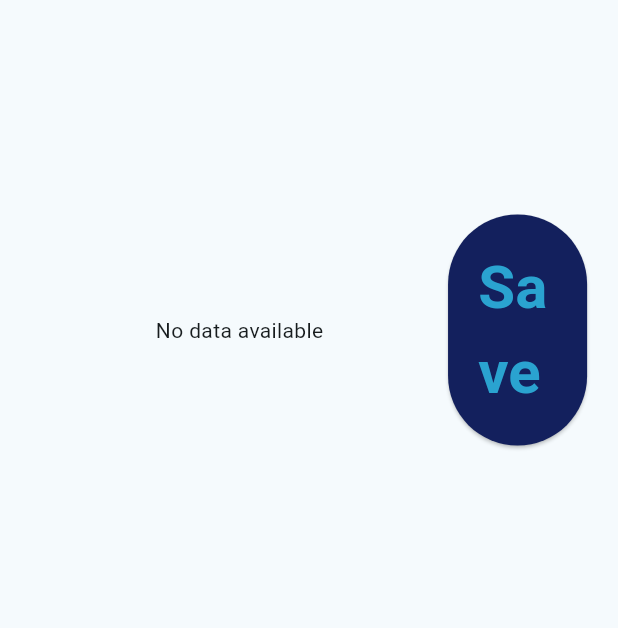
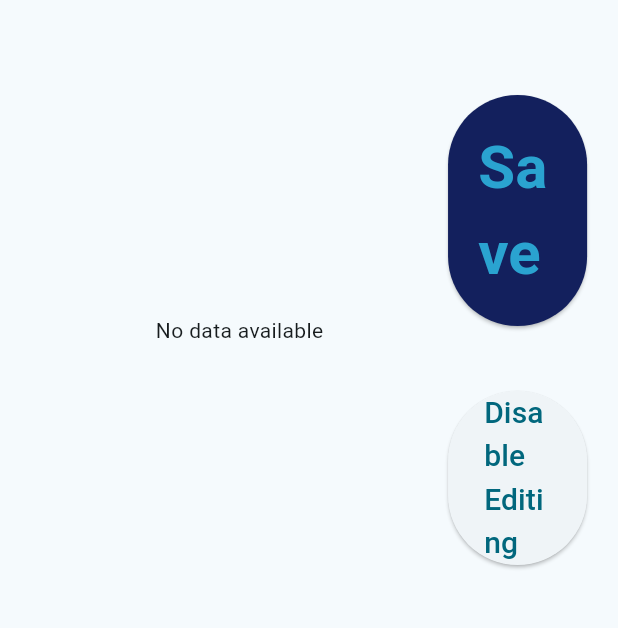
Before and after one commit to parokaidominik/Flutter, a Flutter app: the screen it shows after launch, after a tap on "Save", on a phone screen of 412 x 824 dp, the part 105-733 px from its top. Run offline on Flutter 3.47's test engine with Material 2 defaults, Android fonts, the phone set to English and light mode, and no system bars; our stand-ins replace responsive_builder; network calls fail.

Commit message:
new navbar, disable - enable editing

```diff
--- a/lib/Pages/containers/container1.dart
+++ b/lib/Pages/containers/container1.dart
@@ -18,6 +18,9 @@ class Container1 extends StatefulWidget {
 List<Map<String, dynamic>> tableData = [];
 
 //----------------------EDITABLE TABLE (ID, USERNAME, PASSWORD, ROLE)--------------------------
+
+// Define a bool variable to track the editable state
+bool isEditingEnabled = true;
 
 class EditableTable extends StatefulWidget {
   @override
@@ -50,6 +53,8 @@ class _EditableTableState extends State<EditableTable> {
           );
         }).toList(),
         rows: tableData.map((Map<String, dynamic> row) {
+
+          //---------------------ID---------------------
           return DataRow(
             cells: row.keys.map((String cell) {
               if (cell == 'ID') {
@@ -63,6 +68,8 @@ class _EditableTableState extends State<EditableTable> {
                   ),
                 );
               } else if (cell == 'role') {
+
+                //---------------------ROLE---------------------
                 return DataCell(
                   DropdownButton<String>(
                     value: row[cell].toString(),
@@ -72,16 +79,20 @@ class _EditableTableState extends State<EditableTable> {
                         child: Text(option),
                       );
                     }).toList(),
-                    onChanged: (value) {
-                      setState(() {
-                        row[cell] = value!;
-                      });
-                    },
+                    onChanged: isEditingEnabled
+                        ? (value) {
+                            setState(() {
+                              row[cell] = value!;
+                            });
+                          }
+                        : null,
                   ),
                 );
               } else {
+                //---------------------USER, PASSWORD---------------------
                 return DataCell(
                   TextFormField(
+                    readOnly: !isEditingEnabled,
                     initialValue: row[cell].toString(),
                     onChanged: (value) {
                       setState(() {
@@ -156,7 +167,21 @@ class _Container1State extends State<Container1> {
                         fontWeight: FontWeight.bold,
                       ),
                     ),
-                  )
+                  ),
+                  // Add a button to toggle editing
+                    ElevatedButton(
+                      onPressed: () {
+                        setState(() {
+                          isEditingEnabled = !isEditingEnabled; // Toggle the editable state
+                        });
+                      },
+                        child: Text(
+                          isEditingEnabled ? 'Disable Editing' : 'Enable Editing',
+                          style: TextStyle(
+                            fontSize: 20,
+                          ),
+                        ),
+                      )
                 ],
               ),
             ),
@@ -168,9 +193,37 @@ class _Container1State extends State<Container1> {
 
 //----------------------SAVE BUTTON--------------------------
 
-  void saveChanges() {
-    print("Data saved");
+void saveChanges() async {
+  for (var row in tableData) {
+    final int accountId = row['ID']; // Assuming 'ID' is the unique identifier
+    final Map<String, dynamic> updatedData = {
+      'accountId': accountId, // Include the unique identifier
+      'username': row['username'],
+      'pin': row['Password'],
+      'role': row['role'],
+    };
+
+    final String apiUrl = 'http://localhost:8080/api/v1/account/$accountId'; // Construct the API URL
+
+    try {
+      final response = await http.put(
+        Uri.parse(apiUrl),
+        body: jsonEncode(updatedData),
+        headers: {'Content-Type': 'application/json'},
+      );
+
+      if (response.statusCode == 200) {
+        print('Data for account $accountId updated successfully.');
+      } else {
+        // Handle HTTP error status codes
+        print('Failed to update data for account $accountId. HTTP Error: ${response.statusCode}');
+      }
+    } catch (e) {
+      // Handle other exceptions (e.g., network issues, parsing errors)
+      print('Error updating data for account $accountId: $e');
+    }
   }
+}
 
 //----------------------DATA FETCH FROM BACKEND--------------------------
 
--- a/lib/Widgets/navbar.dart
+++ b/lib/Widgets/navbar.dart
@@ -41,30 +41,19 @@ class _NavBarState extends State<NavBar> {
   Widget DesktopNavBar(){
     return Container(
       color: Colors.blueGrey,
-      margin: EdgeInsets.symmetric(horizontal: 20, vertical: 10),
       height: 70,
       child: Row(
         mainAxisAlignment: MainAxisAlignment.spaceEvenly,
         children: [
-          navLogo(),
           Row(
             children: [
-              navButton('Jelszó módosítás'),
-              navButton('Felhasználó készítés'),
-              navButton('Hiba bejelentés'),
-              navButton('Mittomen'),
-
+              Text("User-management",
+              style: TextStyle(
+                fontSize: 40,
+                color: Colors.amber,
+              ),),
             ],
           ),
-          Container(
-            height: 45,
-            child: ElevatedButton(
-              style: borderedButtonStyle,
-              onPressed: (){},
-              child: Text('Logout',
-              style: TextStyle(color: AppColors.primary),),
-            ),
-          )
       ]),
     );
   }
```
